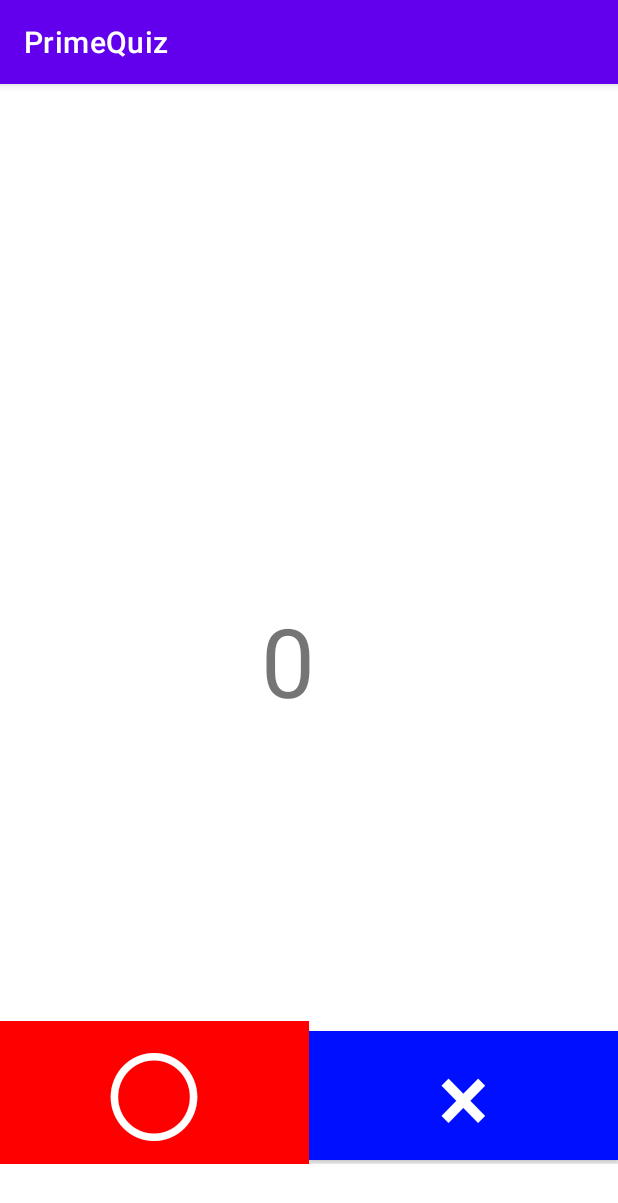
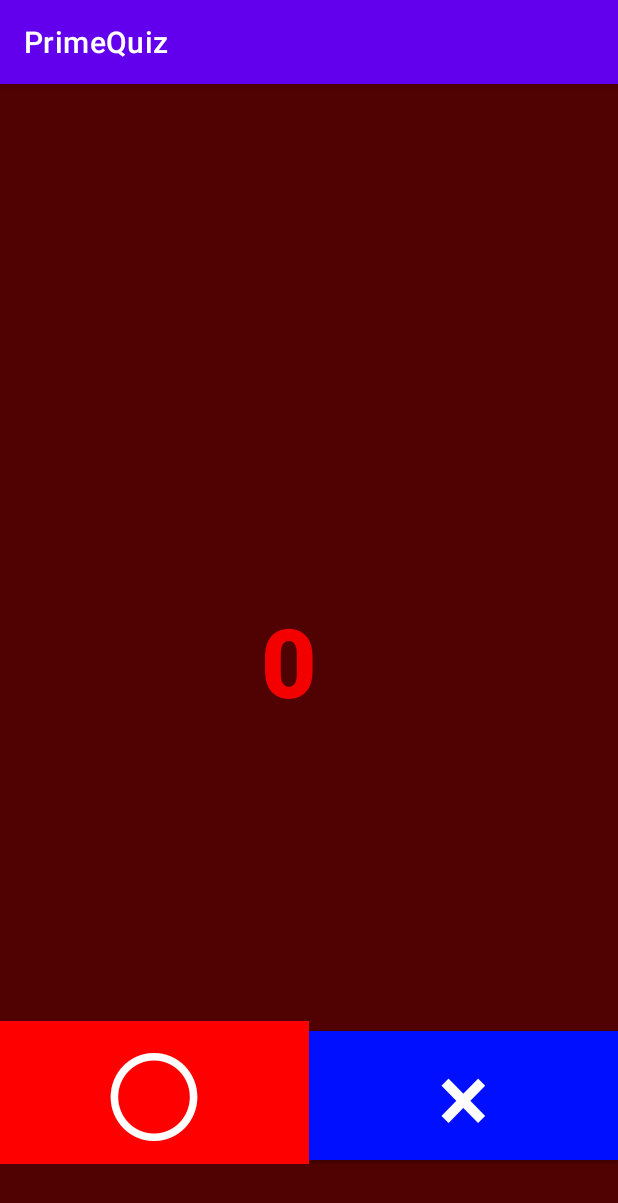
Before and after one commit to Soushi-Miki/Android_Sosuu, an Android app: the screen it shows after launch (MainActivity), on a phone screen of 412 x 824 dp. Shown: the top 1203 px of the screen. Run offline under Robolectric (Android 15) with nearby library versions, the light colour scheme and no system bars.

Commit message:
素数クイズ_06 完成

```diff
--- a/app/src/main/res/layout/activity_main.xml
+++ b/app/src/main/res/layout/activity_main.xml
@@ -4,6 +4,7 @@
     xmlns:tools="http://schemas.android.com/tools"
     android:layout_width="match_parent"
     android:layout_height="match_parent"
+    android:background="#500101"
     tools:context=".MainActivity">
 
     <TextView
@@ -11,7 +12,9 @@
         android:layout_width="wrap_content"
         android:layout_height="wrap_content"
         android:layout_marginStart="174dp"
+        android:fontFamily="sans-serif-black"
         android:text="0"
+        android:textColor="#F30000"
         android:textSize="64sp"
         app:layout_constraintBottom_toBottomOf="parent"
         app:layout_constraintStart_toStartOf="parent"
```
